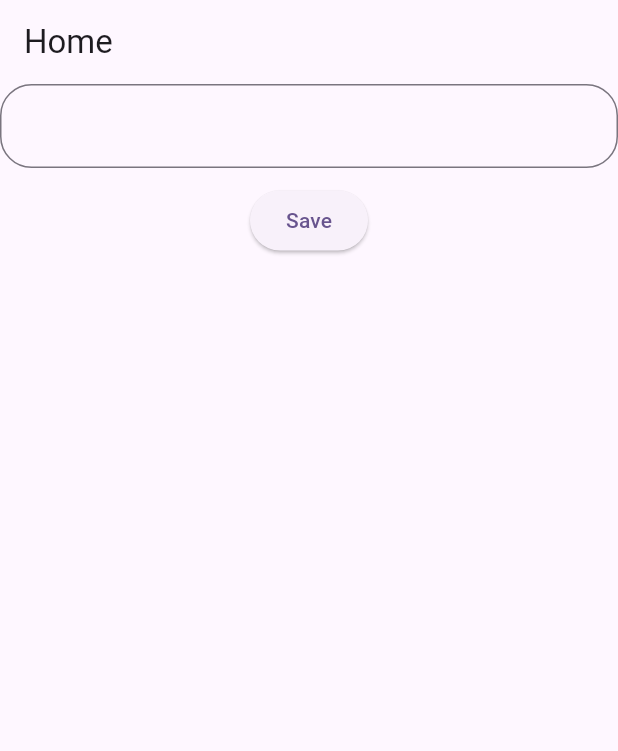
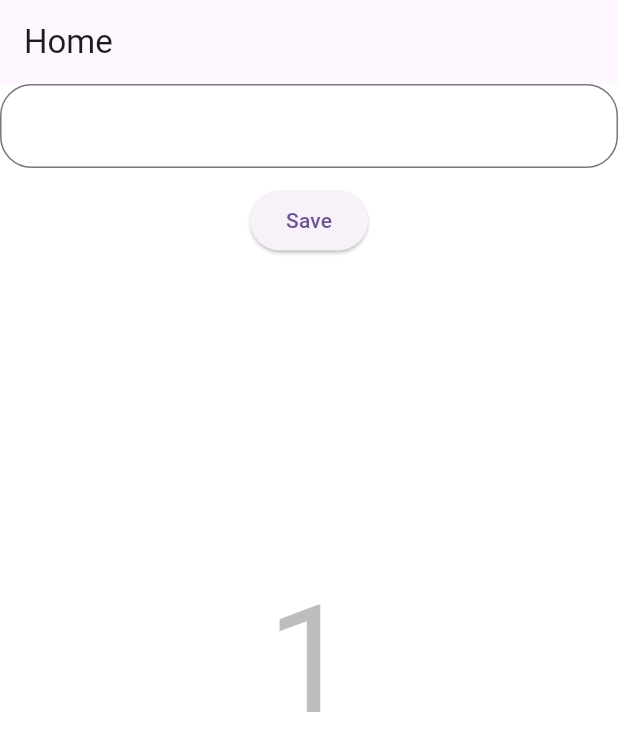
Before and after one commit to raunak2909/prefs_exp_434, a Flutter app: the screen it shows after launch, after a tap on "Save", on a phone screen of 412 x 824 dp. Shown: the top 751 px of the screen. Run offline on Flutter 3.47's test engine with Material 3 defaults, Android fonts, the phone set to English and light mode, and no system bars; our stand-ins replace shared_preferences.

Commit message:
count and color logic implemented

```diff
--- a/lib/home_page.dart
+++ b/lib/home_page.dart
@@ -10,43 +10,95 @@ class _HomePageState extends State<HomePage> {
   TextEditingController nameController = TextEditingController();
 
   String name = "";
+  int timeOpen = 0;
+  SharedPreferences? prefs;
 
-  getName() async{
-    SharedPreferences prefs = await SharedPreferences.getInstance();
-    name = prefs.getString("name") ?? "";
+  getName() async {
+    prefs = await SharedPreferences.getInstance();
+    name = prefs!.getString("name") ?? "";
+    getCount();
+  }
+
+  getCount() {
+    timeOpen = prefs!.getInt('count') ?? 0;
+    timeOpen++;
+    prefs!.setInt('count', timeOpen);
     setState(() {});
   }
 
+  ///Splash
+  ///Login -> when tap on login btn then navigate to HOME
+  ///Home -> ///logout -> when tap on logout btn then navigate to Login
+
+  ///Netflix UI
+  ///Expense UI
+  ///Instagram UI (Figma)
+  ///WhatsApp UI
+  ///Wallpaper UI
+  ///Notes UI
+  ///BMI app
+  ///List app
+  ///Calculator app
+  ///Tip Calculator app
+
   @override
-  Widget build(BuildContext context){
-
+  void initState() {
+    super.initState();
     ///get Name from Prefs
     getName();
+  }
+
+  @override
+  Widget build(BuildContext context) {
+
+    Color bgColor = Colors.white;
+
+    if(timeOpen%3==0 && timeOpen%5==0){
+      bgColor = Colors.orange.shade200;
+    } else if(timeOpen%3==0){
+      bgColor = Colors.green.shade200;
+    } else if(timeOpen%5==0){
+      bgColor = Colors.blue.shade200;
+    }
 
 
     return Scaffold(
-      appBar: AppBar(
-        title: Text('Home'),
+      appBar: AppBar(title: Text('Home')),
+      body: Stack(
+        children: [
+          Container(
+            color: bgColor,
+            width: double.infinity,
+            height: double.infinity,
+            child: Center(
+              child: Text(
+                "$timeOpen",
+                style: TextStyle(fontSize: 100, color: Colors.black26),
               ),
-      body: Column(
+            ),
+          ),
+          Column(
             children: [
-          name!="" ? Text("Welcome, $name") : Container(),
+              name != "" ? Text("Welcome, $name") : Container(),
               TextField(
                 controller: nameController,
                 decoration: InputDecoration(
                   border: OutlineInputBorder(
-                borderRadius: BorderRadius.circular(21)
-              )
+                    borderRadius: BorderRadius.circular(21),
                   ),
                 ),
-          SizedBox(
-            height: 11,
               ),
-          ElevatedButton(onPressed: () async {
+              SizedBox(height: 11),
+              ElevatedButton(
+                onPressed: () async {
                   ///save name in prefs
-            SharedPreferences prefs = await SharedPreferences.getInstance();
-            prefs.setString("name", nameController.text);
-          }, child: Text('Save'))
+                  //SharedPreferences prefs = await SharedPreferences.getInstance();
+                  prefs!.setString("name", nameController.text);
+                },
+                child: Text('Save'),
+              ),
+            ],
+          ),
         ],
       ),
     );
```
Also changed, not shown: 3 other files. Lines whose indentation alone changed are shown as unchanged.
